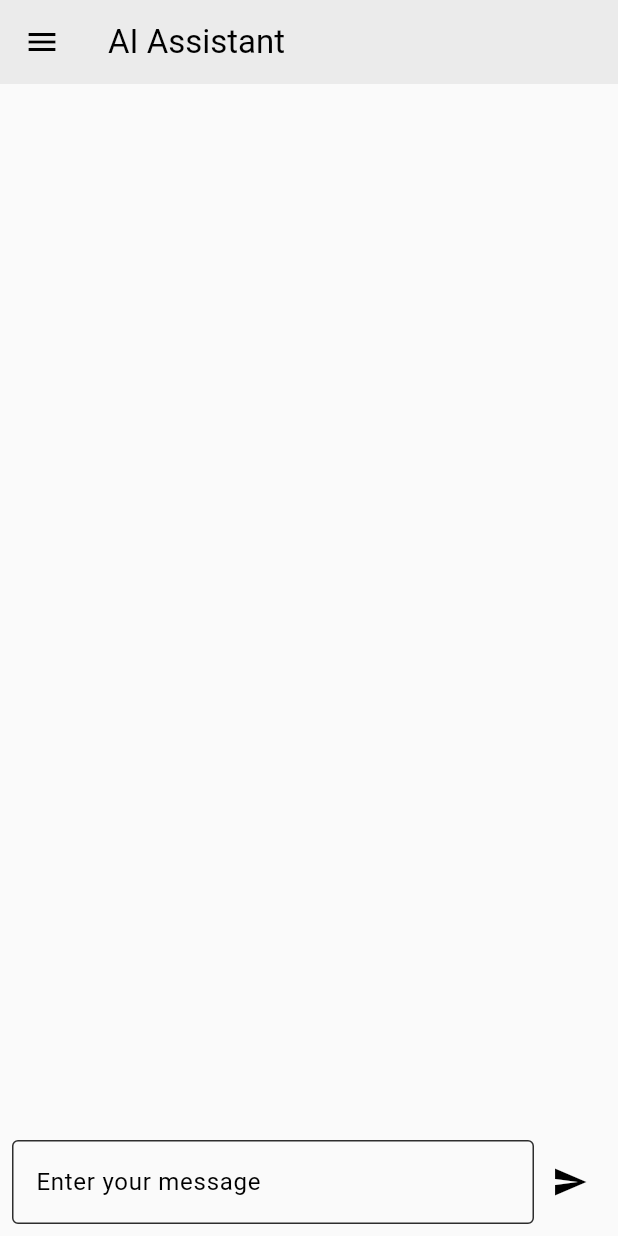
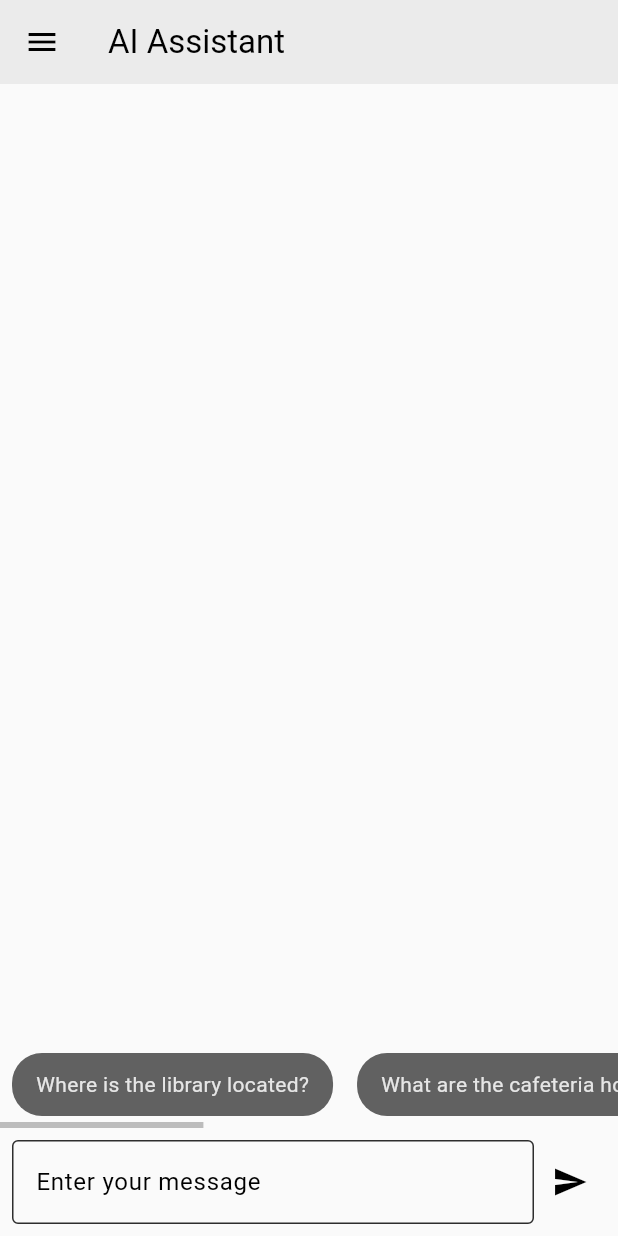
Before and after one commit to ZeynelDeniz/meu_assistant, a Flutter app: the ChatScreen screen opened by its route, on a phone screen of 412 x 824 dp. Run offline on Flutter 3.47's test engine with Material 3 defaults, Android fonts, the phone set to English and light mode, and no system bars; our stand-ins replace animated_toggle_switch, connectivity_plus, get, google_maps_flutter, location, permission_handler and 2 more; missing offline and left inert: country_flags, flutter_polyline_points; accounts and stored records are empty; generated files the repository leaves out were written again.

Commit message:
Added questions bar to the chat

```diff
--- a/lib/controllers/chat_controller.dart
+++ b/lib/controllers/chat_controller.dart
@@ -6,11 +6,15 @@ import 'package:sqflite/sqflite.dart';
 import 'package:path/path.dart' as path;
 import 'package:http/http.dart' as http;
 
+import 'package:flutter_gen/gen_l10n/app_localizations.dart';
+
 import '../models/chat_message.dart';
 
 //TODO Add Voice Recognition or NLP
 
 //TODO DENİZ: Add to knowledge base: Öğrenci Kayıt Süreci
+
+//TODO When sending a message, add info about the user. Ex: App language
 
 class ChatController extends GetxController {
   final RxList<ChatMessage> _messages = <ChatMessage>[].obs;
@@ -22,6 +26,14 @@ class ChatController extends GetxController {
 
   final ScrollController scrollController = ScrollController();
   final RxBool showScrollDownButton = false.obs;
+
+  List<String> get sampleQuestions => [
+        AppLocalizations.of(Get.context!)!.question1,
+        AppLocalizations.of(Get.context!)!.question2,
+        AppLocalizations.of(Get.context!)!.question3,
+        AppLocalizations.of(Get.context!)!.question4,
+        AppLocalizations.of(Get.context!)!.question5,
+      ];
 
   void animateToBottom() {
     WidgetsBinding.instance.addPostFrameCallback((_) {
--- a/lib/screens/chat_screen.dart
+++ b/lib/screens/chat_screen.dart
@@ -11,6 +11,7 @@ class ChatScreen extends StatelessWidget {
   static const String routeName = '/chat';
 
   final TextEditingController _controller = TextEditingController();
+  final ScrollController _scrollController = ScrollController();
 
   @override
   Widget build(BuildContext context) {
@@ -65,6 +66,43 @@ class ChatScreen extends StatelessWidget {
                     return TypingIndicator(isTyping: controller.isTyping);
                   },
                 ),
+                SizedBox(
+                  height: 50,
+                  child: Scrollbar(
+                    controller: _scrollController,
+                    interactive: true,
+                    thumbVisibility: true,
+                    child: ListView.builder(
+                      controller: _scrollController,
+                      scrollDirection: Axis.horizontal,
+                      itemCount: chatController.sampleQuestions.length,
+                      itemBuilder: (context, index) {
+                        return GestureDetector(
+                          onTap: chatController.isLoading.value
+                              ? null
+                              : () {
+                                  final message = chatController.sampleQuestions[index];
+                                  chatController.addMessage(message, true);
+                                },
+                          child: Container(
+                            margin: const EdgeInsets.only(right: 8.0, left: 8.0, bottom: 8.0),
+                            padding: const EdgeInsets.symmetric(horizontal: 16.0, vertical: 8.0),
+                            decoration: BoxDecoration(
+                              color: Colors.grey[700],
+                              borderRadius: BorderRadius.circular(20),
+                            ),
+                            child: Center(
+                              child: Text(
+                                chatController.sampleQuestions[index],
+                                style: const TextStyle(color: Color.fromARGB(255, 230, 230, 230)),
+                              ),
+                            ),
+                          ),
+                        );
+                      },
+                    ),
+                  ),
+                ),
                 Padding(
                   padding: const EdgeInsets.all(8.0),
                   child: Row(
--- a/lib/src/localization/app_en.arb
+++ b/lib/src/localization/app_en.arb
@@ -13,5 +13,10 @@
   "language": "Language",
   "noConnection": "Check your internet connection.",
   "mapScreenTitle": "Map",
-  "marker_loc_1" : "Engineering Building"
+  "marker_loc_1" : "Engineering Building",
+  "question1": "Where is the library located?",
+  "question2": "What are the cafeteria hours?",
+  "question3": "How can I access the campus Wi-Fi?",
+  "question4": "Where can I find the student services office?",
+  "question5": "What are the gym hours?"
 }
--- a/lib/src/localization/app_tr.arb
+++ b/lib/src/localization/app_tr.arb
@@ -13,5 +13,10 @@
   "language": "Dil",
   "noConnection" : "Internet bağlantınızı kontrol edin.",
   "mapScreenTitle": "Harita",
-  "marker_loc_1" : "Mühendislik Binası"
+  "marker_loc_1" : "Mühendislik Binası",
+  "question1": "Kütüphane nerede?",
+  "question2": "Kafeterya saatleri nedir?",
+  "question3": "Kampüs Wi-Fi'ına nasıl erişebilirim?",
+  "question4": "Öğrenci hizmetleri ofisini nerede bulabilirim?",
+  "question5": "Spor salonu saatleri nedir?"
 }
```
